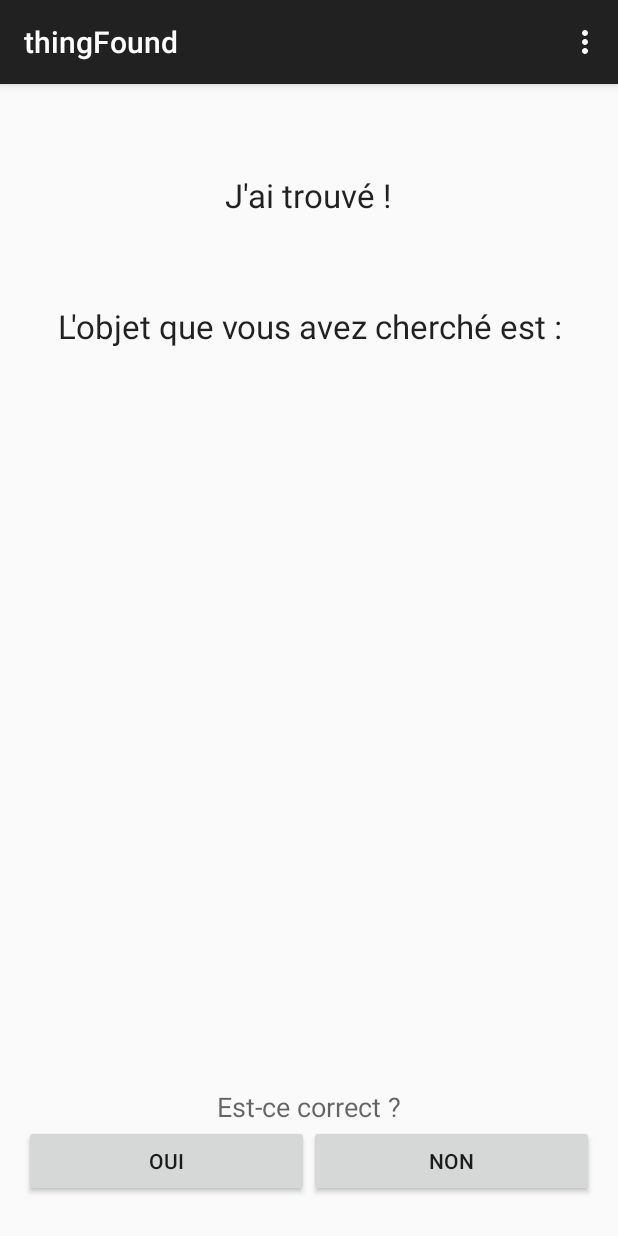
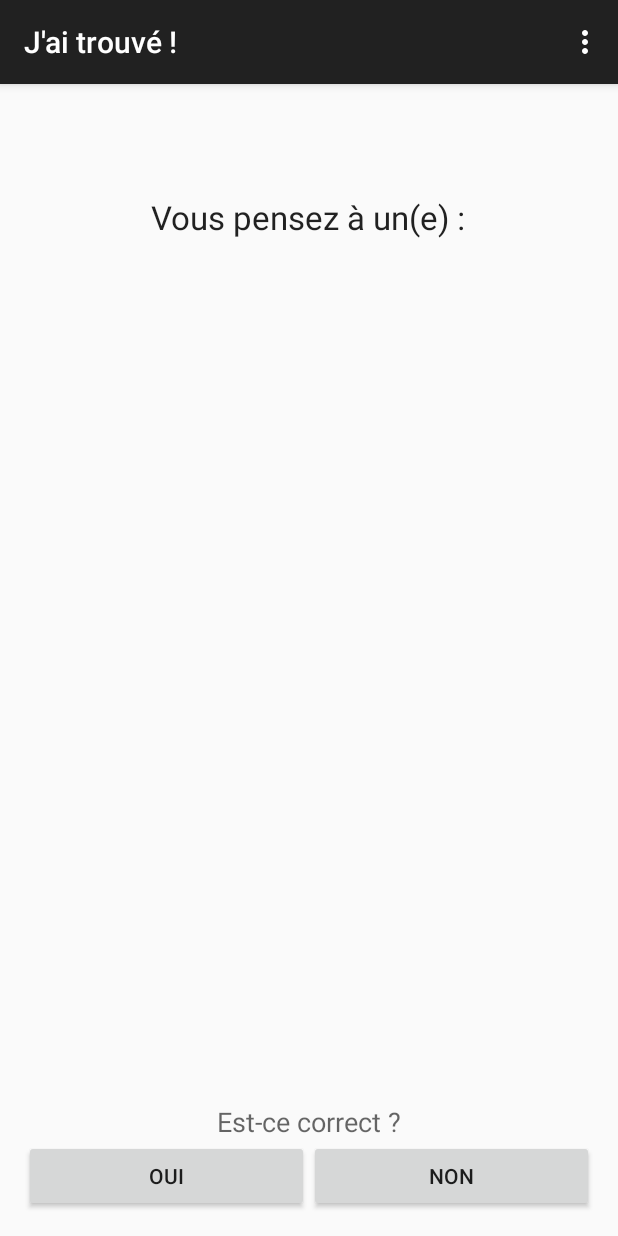
Before and after one commit to pfiorentino/KitchenGuesser, an Android app: the ThingFoundActivity screen opened directly, with no data from a screen before it, on a phone screen of 412 x 824 dp. Run offline under Robolectric (Android 15) with nearby library versions, the phone set to English and light mode, and no system bars; 5 statements that could not run were skipped.

Commit message:
minor layout changes

```diff
--- a/app/src/main/AndroidManifest.xml
+++ b/app/src/main/AndroidManifest.xml
@@ -12,11 +12,11 @@
             android:label="@string/app_name" >
         </activity>
         <activity
-            android:name=".thingFound"
+            android:name=".ThingFoundActivity"
             android:label="@string/title_activity_thing_found" >
         </activity>
         <activity
-            android:name=".successfulGame"
+            android:name=".SuccessfulGameActivity"
             android:label="@string/title_activity_successful_game" >
         </activity>
         <activity
--- a/app/src/main/java/fr/epsi/i4/kitchenguesser/MainActivity.java
+++ b/app/src/main/java/fr/epsi/i4/kitchenguesser/MainActivity.java
@@ -209,6 +209,7 @@ public class MainActivity extends ActionBarActivity {
                 things = (ArrayList) bestThings;
                 currentQuestion = getBestQuestion();
             } else {
+                thingFound(things.get(0));
                 /*if (purposeAnswer(things.get(0), bestPrecision)){
                     addMissingAnswers(things.get(0).getDBObject(em).getId());
                     input = "q";
@@ -239,7 +240,7 @@ public class MainActivity extends ActionBarActivity {
     }
 
     private void thingFound(Thing thing){
-        Intent intent = new Intent(this, thingFound.class);
+        Intent intent = new Intent(this, ThingFoundActivity.class);
         intent.putExtra("thingId",thing.getId());
         startActivity(intent);
         finish();
--- a/app/src/main/java/fr/epsi/i4/kitchenguesser/successfulGame.java
+++ b/app/src/main/java/fr/epsi/i4/kitchenguesser/SuccessfulGameActivity.java
@@ -9,7 +9,7 @@ import android.view.View;
 import android.widget.Button;
 
 
-public class successfulGame extends ActionBarActivity {
+public class SuccessfulGameActivity extends ActionBarActivity {
 
     private Button yesButton;
     private Button noButton;
@@ -33,7 +33,7 @@ public class successfulGame extends ActionBarActivity {
         yesButton.setOnClickListener(new View.OnClickListener() {
             @Override
             public void onClick(View v) {
-                Intent intent = new Intent(successfulGame.this, MainActivity.class);
+                Intent intent = new Intent(SuccessfulGameActivity.this, MainActivity.class);
                 startActivity(intent);
             }
         });
--- a/app/src/main/java/fr/epsi/i4/kitchenguesser/thingFound.java
+++ b/app/src/main/java/fr/epsi/i4/kitchenguesser/ThingFoundActivity.java
@@ -14,7 +14,7 @@ import android.widget.TextView;
 import fr.epsi.i4.kitchenguesser.entities.Thing;
 
 
-public class thingFound extends ActionBarActivity {
+public class ThingFoundActivity extends ActionBarActivity {
 
 
     private TextView thing;
@@ -27,7 +27,7 @@ public class thingFound extends ActionBarActivity {
         super.onCreate(savedInstanceState);
         setContentView(R.layout.activity_thing_found);
 
-        thing = (TextView) findViewById(R.id.thing);
+        thing = (TextView) findViewById(R.id.thing_found);
         yesAnswer = (Button) findViewById(R.id.YesAnswer);
         noAnswer = (Button) findViewById(R.id.NoAnswer);
 
@@ -45,7 +45,7 @@ public class thingFound extends ActionBarActivity {
         yesAnswer.setOnClickListener(new View.OnClickListener() {
             @Override
             public void onClick(View v) {
-                Intent intent = new Intent(thingFound.this, successfulGame.class);
+                Intent intent = new Intent(ThingFoundActivity.this, SuccessfulGameActivity.class);
                 startActivity(intent);
             }
         });
@@ -53,7 +53,7 @@ public class thingFound extends ActionBarActivity {
         noAnswer.setOnClickListener(new View.OnClickListener() {
             @Override
             public void onClick(View v) {
-                Intent intent = new Intent(thingFound.this,MainActivity.class);
+                Intent intent = new Intent(ThingFoundActivity.this,MainActivity.class);
                 startActivity(intent);
             }
         });
--- a/app/src/main/res/layout/activity_successful_game.xml
+++ b/app/src/main/res/layout/activity_successful_game.xml
@@ -4,7 +4,7 @@
     android:paddingRight="@dimen/activity_horizontal_margin"
     android:paddingTop="@dimen/activity_vertical_margin"
     android:paddingBottom="@dimen/activity_vertical_margin"
-    tools:context="fr.epsi.i4.kitchenguesser.successfulGame"
+    tools:context="fr.epsi.i4.kitchenguesser.SuccessfulGameActivity"
     android:orientation="vertical"
     android:weightSum="1">
 
--- a/app/src/main/res/layout/activity_thing_found.xml
+++ b/app/src/main/res/layout/activity_thing_found.xml
@@ -4,7 +4,7 @@
     android:paddingRight="@dimen/activity_horizontal_margin"
     android:paddingTop="@dimen/activity_vertical_margin"
     android:paddingBottom="@dimen/activity_vertical_margin"
-    tools:context="fr.epsi.i4.kitchenguesser.thingFound"
+    tools:context="fr.epsi.i4.kitchenguesser.ThingFoundActivity"
     android:orientation="vertical"
     android:weightSum="1">
 
@@ -12,19 +12,8 @@
         android:layout_width="wrap_content"
         android:layout_height="wrap_content"
         android:textAppearance="?android:attr/textAppearanceLarge"
-        android:text="@string/thingtrouvee"
-        android:id="@+id/textView"
-        android:layout_marginTop="43dp"
-        android:layout_alignParentTop="true"
-        android:layout_centerHorizontal="true"
-        android:layout_gravity="center_horizontal" />
-
-    <TextView
-        android:layout_width="wrap_content"
-        android:layout_height="wrap_content"
-        android:textAppearance="?android:attr/textAppearanceLarge"
-        android:text="@string/objetcherché"
-        android:id="@+id/textView2"
+        android:text="@string/thing_found"
+        android:id="@+id/thing_found_sentence"
         android:layout_marginTop="58dp"
         android:textAlignment="center"
         android:layout_gravity="center_horizontal"
@@ -34,25 +23,26 @@
         android:layout_width="wrap_content"
         android:layout_height="wrap_content"
         android:textAppearance="?android:attr/textAppearanceLarge"
-        android:id="@+id/thing"
+        android:id="@+id/thing_found"
         android:layout_centerVertical="true"
         android:layout_centerHorizontal="true"
         android:layout_gravity="center_horizontal"
-        android:gravity="center" />
+        android:gravity="center"
+        android:textSize="40sp"
+        android:paddingTop="30dip" />
 
-    <view
-        android:layout_width="332dp"
-        android:layout_height="wrap_content"
-        class="android.support.v4.widget.Space"
-        android:id="@+id/view"
-        android:layout_weight="0.98" />
+    <View
+        android:layout_width="0dp"
+        android:layout_height="0dp"
+        android:id="@+id/spacer_2"
+        android:layout_weight="1" />
 
     <TextView
         android:layout_width="wrap_content"
         android:layout_height="wrap_content"
         android:textAppearance="?android:attr/textAppearanceMedium"
-        android:text="Est-ce correct ?"
-        android:id="@+id/textView4"
+        android:text="@string/correct"
+        android:id="@+id/correct_sentence"
         android:layout_gravity="center_horizontal" />
 
     <LinearLayout
@@ -65,7 +55,7 @@
             style="?android:attr/buttonStyleSmall"
             android:layout_width="match_parent"
             android:layout_height="wrap_content"
-            android:text="Oui"
+            android:text="@string/yes"
             android:id="@+id/YesAnswer"
             android:layout_gravity="center_horizontal"
             android:layout_weight="1" />
@@ -74,7 +64,7 @@
             style="?android:attr/buttonStyleSmall"
             android:layout_width="match_parent"
             android:layout_height="wrap_content"
-            android:text="Non"
+            android:text="@string/no"
             android:id="@+id/NoAnswer"
             android:layout_gravity="center_horizontal"
             android:layout_weight="1" />
--- a/app/src/main/res/menu/menu_successful_game.xml
+++ b/app/src/main/res/menu/menu_successful_game.xml
@@ -1,7 +1,7 @@
 <menu xmlns:android="http://schemas.android.com/apk/res/android"
     xmlns:app="http://schemas.android.com/apk/res-auto"
     xmlns:tools="http://schemas.android.com/tools"
-    tools:context="fr.epsi.i4.kitchenguesser.successfulGame">
+    tools:context="fr.epsi.i4.kitchenguesser.SuccessfulGameActivity">
     <item android:id="@+id/action_settings" android:title="@string/action_debug"
         android:orderInCategory="100" app:showAsAction="never" />
 </menu>
--- a/app/src/main/res/menu/menu_thing_found.xml
+++ b/app/src/main/res/menu/menu_thing_found.xml
@@ -1,7 +1,7 @@
 <menu xmlns:android="http://schemas.android.com/apk/res/android"
     xmlns:app="http://schemas.android.com/apk/res-auto"
     xmlns:tools="http://schemas.android.com/tools"
-    tools:context="fr.epsi.i4.kitchenguesser.thingFound">
+    tools:context="fr.epsi.i4.kitchenguesser.ThingFoundActivity">
     <item android:id="@+id/action_settings" android:title="@string/action_debug"
         android:orderInCategory="100" app:showAsAction="never" />
 </menu>
--- a/app/src/main/res/values/strings.xml
+++ b/app/src/main/res/values/strings.xml
@@ -2,12 +2,14 @@
     <string name="app_name">Kitchen Guesser</string>
 
     <string name="hello_world">Hello world!</string>
-    <string name="title_activity_thing_found">thingFound</string>
-    <string name="thingtrouvee">J\'ai trouvé !</string>
-    <string name="objetcherché">L\'objet que vous avez cherché est :</string>
+    <string name="title_activity_thing_found">J\'ai trouvé !</string>
     <string name="title_activity_successful_game">successfulGame</string>
     <string name="touchforbegin">touchforbegin</string>
     <string name="touchezpourcommencer">Touchez pour commencer !</string>
     <string name="title">Kitchen Guesser</string>
     <string name="action_debug">Debug</string>
+    <string name="thing_found">Vous pensez à un(e) :</string>
+    <string name="correct">Est-ce correct ?</string>
+    <string name="yes">Oui</string>
+    <string name="no">Non</string>
 </resources>
```
